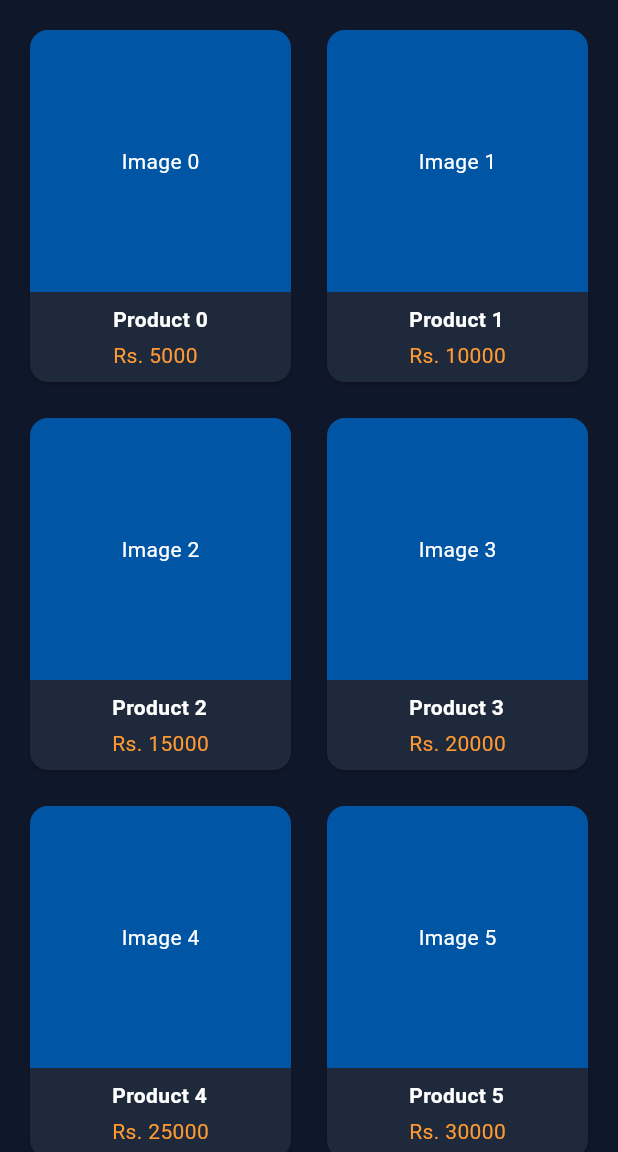
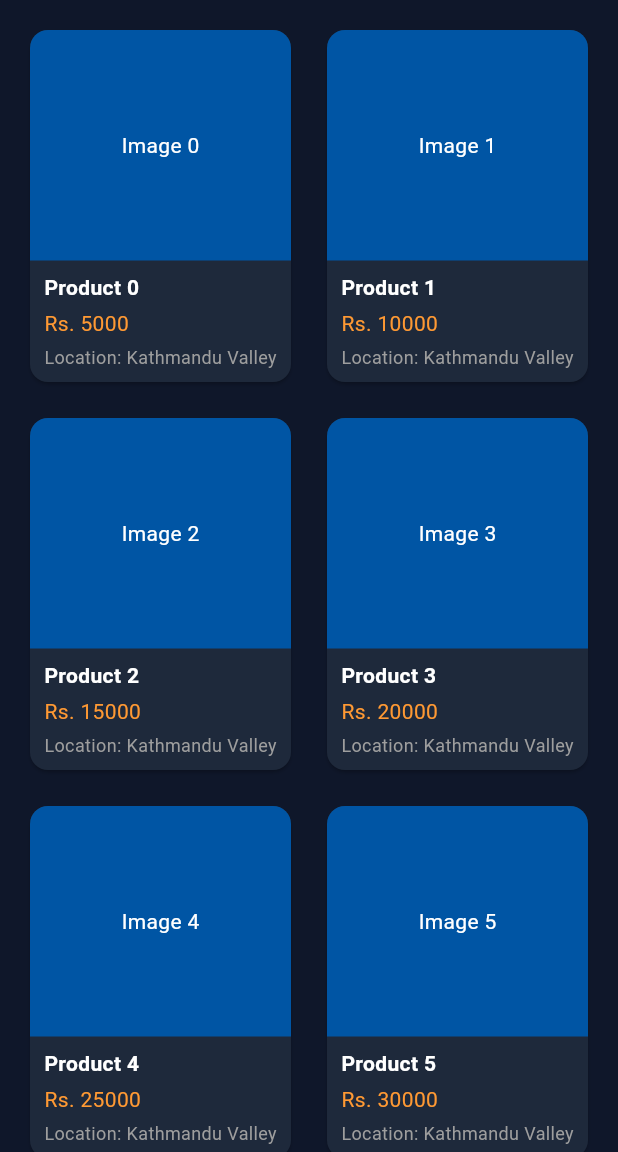
Before and after one commit to aadityaryal/neobazaar, a Flutter app: the screen it shows after launch, on a phone screen of 412 x 824 dp, the part 84-1236 px from its top. Run offline on Flutter 3.47's test engine with Material 3 defaults, Android fonts, the phone set to English and light mode, and no system bars.

Commit message:
Made few edits

```diff
--- a/lib/screens/home_screen.dart
+++ b/lib/screens/home_screen.dart
@@ -42,6 +42,8 @@ class HomeScreen extends StatelessWidget {
                       Text('Product $index', style: const TextStyle(color: Colors.white, fontWeight: FontWeight.bold)),
                       const SizedBox(height: 4),
                       Text('Rs. ${(index + 1) * 5000}', style: const TextStyle(color: Color(0xFFFF9933))),
+                      const SizedBox(height: 4),
+Text('Location: Kathmandu Valley', style: const TextStyle(color: Colors.grey, fontSize: 12)),
                     ],
                   ),
                 ),
```
